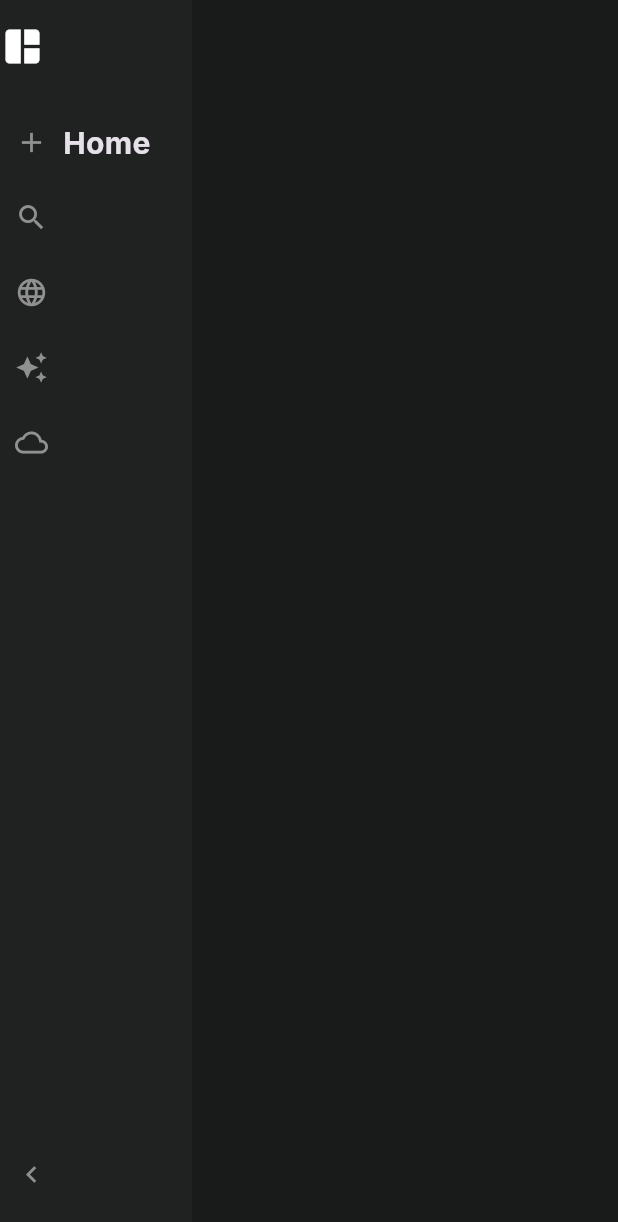
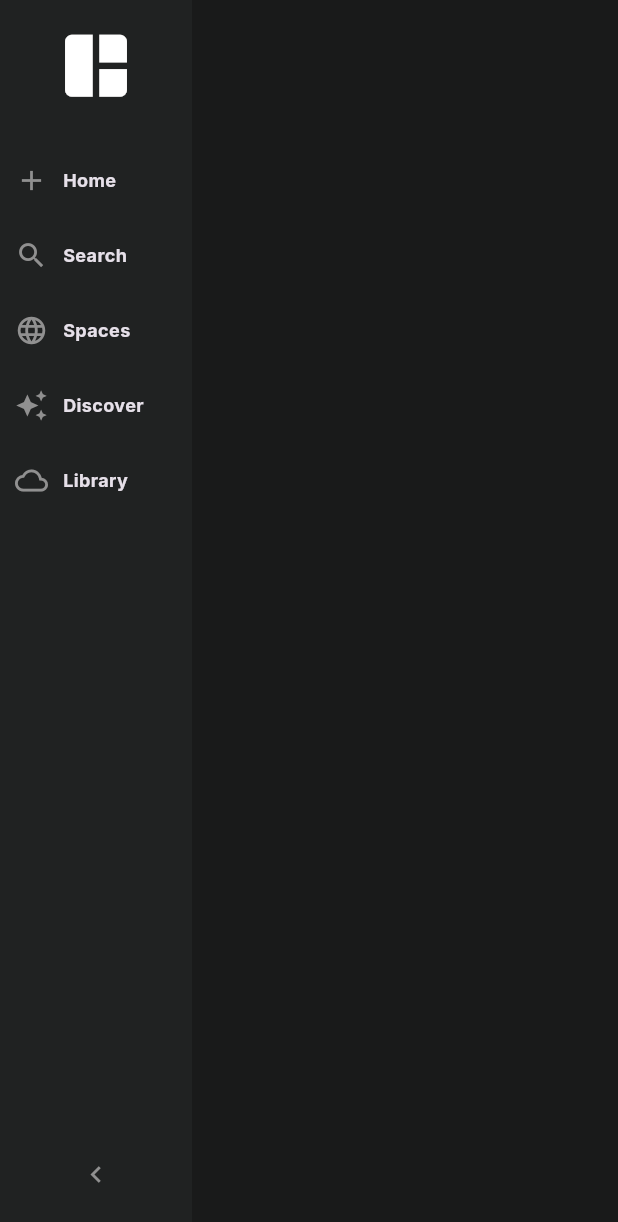
Before and after one commit to sudatra/flutter-rag-app, a Flutter app: the screen it shows after launch, after a tap on the "keyboard arrow right" icon, on a phone screen of 412 x 824 dp. Shown: the top 1222 px of the screen. Run offline on Flutter 3.47's test engine with Material 3 defaults, Android fonts, the phone set to English and light mode, and no system bars; our stand-ins replace google_fonts.

Commit message:
completed sidebar

```diff
--- a/lib/widgets/side_bar.dart
+++ b/lib/widgets/side_bar.dart
@@ -1,5 +1,6 @@
 import 'package:flutter/material.dart';
 import 'package:flutter_rag/theme/colors.dart';
+import 'package:flutter_rag/widgets/side_bar_button.dart';
 
 class SideBar extends StatefulWidget {
   const SideBar({super.key});
@@ -18,74 +19,53 @@
       width: isCollapsed ? 64 : 128,
       color: AppColors.sideNav,
       child: Column(
-        crossAxisAlignment: isCollapsed ? CrossAxisAlignment.center : CrossAxisAlignment.start,
         children: [
           const SizedBox(height: 16),
-
           Icon(
             Icons.auto_awesome_mosaic,
             color: AppColors.whiteColor,
-            size: 30,
+            size: isCollapsed ? 30 : 55,
           ),
+          Expanded(
+            child: Column(
+              crossAxisAlignment: isCollapsed ? CrossAxisAlignment.center : CrossAxisAlignment.start,
+              children: [
+                const SizedBox(height: 24),
 
-          const SizedBox(height: 24),
+                SideBarButton(
+                  isCollapsed: isCollapsed,
+                  icon: Icons.add,
+                  text: "Home"
+                ),
 
-          Row(
-            mainAxisAlignment: isCollapsed ? MainAxisAlignment.center : MainAxisAlignment.start,
-            children: [
-              Container(
-                margin: EdgeInsets.symmetric(vertical: 14, horizontal: 10),
-                child: Icon(
-                  Icons.add,
-                  color: AppColors.iconGrey,
-                  size: 22,
+                SideBarButton(
+                  isCollapsed: isCollapsed,
+                  icon: Icons.search,
+                  text: "Search"
                 ),
-              ),
-              isCollapsed
-              ? const SizedBox()
-              : Text(
-                  "Home",
-                  style: TextStyle(
-                    fontWeight: FontWeight.bold,
-                    fontSize: 20
-                  ),
-                )
-            ],
-          ),
-          Container(
-            margin: EdgeInsets.symmetric(vertical: 14, horizontal: 10),
-            child: Icon(
-              Icons.search,
-              color: AppColors.iconGrey,
-              size: 22,
+
+                SideBarButton(
+                  isCollapsed: isCollapsed,
+                  icon: Icons.language,
+                  text: "Spaces"
+                ),
+
+                SideBarButton(
+                  isCollapsed: isCollapsed,
+                  icon: Icons.auto_awesome,
+                  text: "Discover"
+                ),
+
+                SideBarButton(
+                  isCollapsed: isCollapsed,
+                  icon: Icons.cloud_outlined,
+                  text: "Library"
+                ),
+
+                const Spacer(),
+              ],
             ),
           ),
-          Container(
-            margin: EdgeInsets.symmetric(vertical: 14, horizontal: 10),
-            child: Icon(
-              Icons.language,
-              color: AppColors.iconGrey,
-              size: 22,
-            ),
-          ),
-          Container(
-            margin: EdgeInsets.symmetric(vertical: 14, horizontal: 10),
-            child: Icon(
-              Icons.auto_awesome,
-              color: AppColors.iconGrey,
-              size: 22,
-            ),
-          ),
-          Container(
-            margin: EdgeInsets.symmetric(vertical: 14, horizontal: 10),
-            child: Icon(
-              Icons.cloud_outlined,
-              color: AppColors.iconGrey,
-              size: 22,
-            ),
-          ),
-
-          const Spacer(),
           GestureDetector(
             onTap: () {
               setState(() {
--- /dev/null
+++ b/lib/widgets/side_bar_button.dart
@@ -0,0 +1,41 @@
+import 'package:flutter/material.dart';
+import 'package:flutter_rag/theme/colors.dart';
+
+class SideBarButton extends StatelessWidget {
+  final bool isCollapsed;
+  final IconData icon;
+  final String text;
+
+  const SideBarButton({
+    super.key,
+    required this.isCollapsed,
+    required this.icon,
+    required this.text
+  });
+
+  @override
+  Widget build(BuildContext context) {
+    return Row(
+      mainAxisAlignment: isCollapsed ? MainAxisAlignment.center : MainAxisAlignment.start,
+      children: [
+        Container(
+          margin: EdgeInsets.symmetric(vertical: 14, horizontal: 10),
+          child: Icon(
+            icon,
+            color: AppColors.iconGrey,
+            size: 22,
+          ),
+        ),
+        isCollapsed
+        ? const SizedBox()
+        : Text(
+            text,
+            style: TextStyle(
+              fontWeight: FontWeight.bold,
+              fontSize: 12
+            ),
+          )
+      ],
+    );
+  }
+}
```
